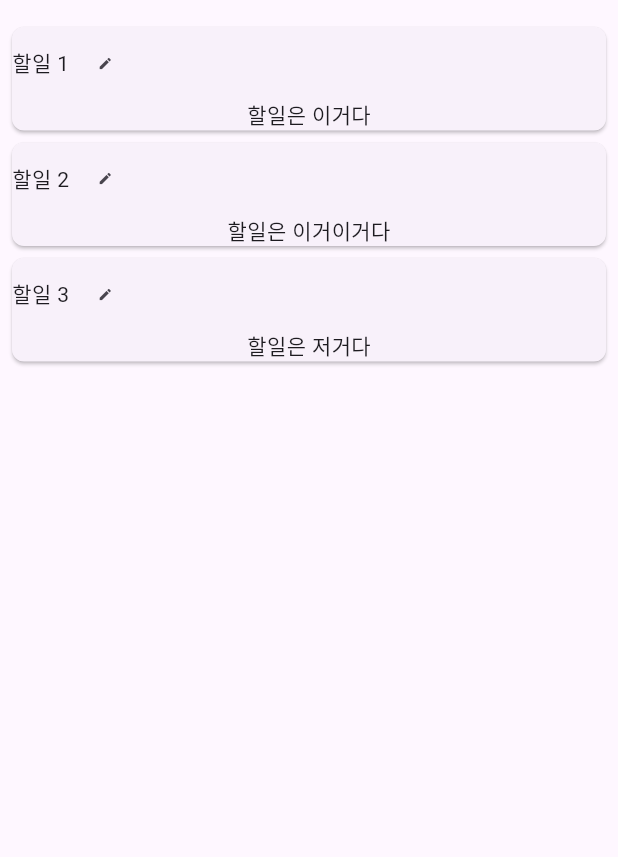
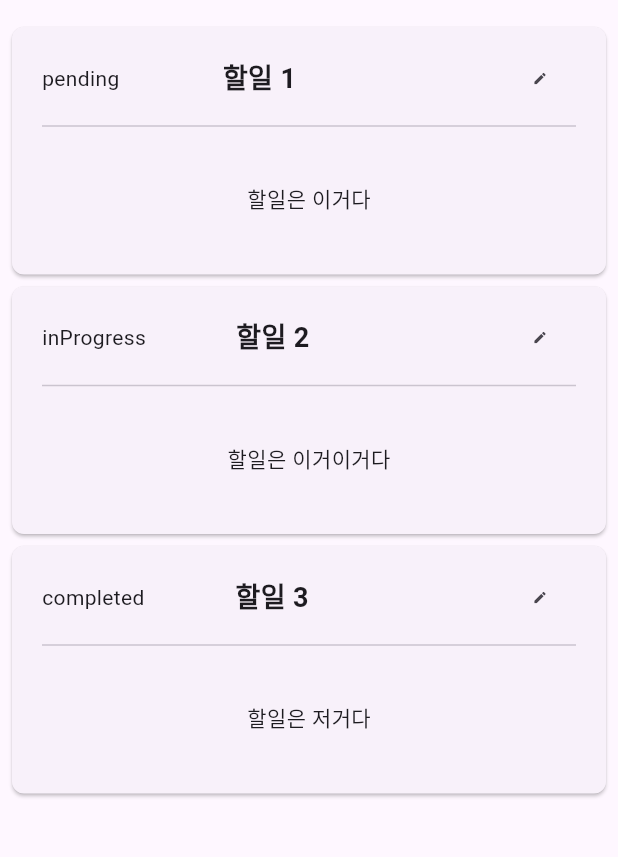
Before and after one commit to js990311/flutter-todo, a Flutter app: the screen it shows after launch, on a phone screen of 412 x 824 dp, the part 63-920 px from its top. Run offline on Flutter 3.47's test engine with Material 3 defaults, Android fonts, the phone set to English and light mode, and no system bars; our stand-ins replace logger.

Commit message:
feat: todo_item_widget layout

```diff
--- a/lib/widgets/todo_item_widget.dart
+++ b/lib/widgets/todo_item_widget.dart
@@ -13,21 +13,41 @@ class TodoItem extends StatelessWidget {
       margin: const EdgeInsets.symmetric(vertical: 4, horizontal: 8),
       elevation: 1, // 그림자 높이
       shape: RoundedRectangleBorder(borderRadius: BorderRadius.circular(8)),
+      child: Padding(
+        padding: EdgeInsets.symmetric(vertical: 10, horizontal: 20),
         child: Column(
           children: [
             Row(
               // 제목부
+              mainAxisAlignment: MainAxisAlignment.spaceBetween,
               children: [
-              Text(todo.title),
-              IconButton(
+                Flexible(flex: 1, child: Text(todo.status.name)),
+                Expanded(
+                  child: Text(
+                    todo.title,
+                    style: const TextStyle(
+                      fontSize: 18,
+                      fontWeight: FontWeight.bold,
+                    ),
+                  ),
+                ),
+                Flexible(
+                  flex: 1,
+                  child: IconButton(
                     onPressed: () {},
                     icon: const Icon(Icons.edit, size: 10),
                   ),
+                ),
               ],
             ),
+            const Divider(),
+            Padding(
+              padding: const EdgeInsets.symmetric(vertical: 30, horizontal: 4),
+              child: Text(todo.content),
+            ),
             // 본문부
-          Text(todo.content),
           ],
+        ),
       ),
     );
   }
```
Lines whose indentation alone changed are shown as unchanged.
